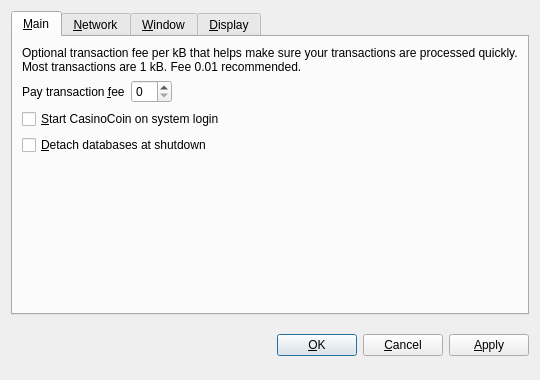
Old version of the form src/qt/forms/optionsdialog.ui in the repository transcoder/CasinoCoin.
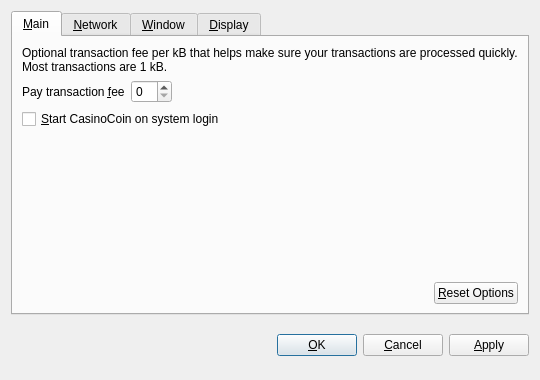
New version of the form. The open tabs and pages were chosen to show the change. Custom widgets are drawn as their Qt base class.

Diff of the .ui file:
```diff
--- a/src/qt/forms/optionsdialog.ui
+++ b/src/qt/forms/optionsdialog.ui
@@ -33,7 +33,7 @@
        <item>
         <widget class="QLabel" name="transactionFeeInfoLabel">
          <property name="text">
-          <string>Optional transaction fee per kB that helps make sure your transactions are processed quickly. Most transactions are 1 kB. Fee 0.01 recommended.</string>
+          <string>Optional transaction fee per kB that helps make sure your transactions are processed quickly. Most transactions are 1 kB.</string>
          </property>
          <property name="textFormat">
           <enum>Qt::PlainText</enum>
@@ -86,16 +86,6 @@
          </property>
         </widget>
        </item>
-       <item>
-        <widget class="QCheckBox" name="detachDatabases">
-         <property name="toolTip">
-          <string>Detach block and address databases at shutdown. This means they can be moved to another data directory, but it slows down shutdown. The wallet is always detached.</string>
-         </property>
-         <property name="text">
-          <string>&amp;Detach databases at shutdown</string>
-         </property>
-        </widget>
-       </item>
        <item>
         <spacer name="verticalSpacer_Main">
          <property name="orientation">
@@ -109,6 +99,36 @@
          </property>
         </spacer>
        </item>
+       <item>
+        <layout class="QHBoxLayout" name="horizontalLayout_2_Main">
+         <item>
+          <spacer name="horizontalSpacer_2_Main">
+           <property name="orientation">
+            <enum>Qt::Horizontal</enum>
+           </property>
+           <property name="sizeHint" stdset="0">
+            <size>
+             <width>40</width>
+             <height>20</height>
+            </size>
+           </property>
+          </spacer>
+         </item>
+         <item>
+          <widget class="QPushButton" name="resetButton">
+           <property name="toolTip">
+            <string>Reset all client options to default.</string>
+           </property>
+           <property name="text">
+            <string>&amp;Reset Options</string>
+           </property>
+           <property name="autoDefault">
+            <bool>false</bool>
+           </property>
+          </widget>
+         </item>
+        </layout>
+       </item>
       </layout>
      </widget>
      <widget class="QWidget" name="tabNetwork">
```
Left out of the diff: 22 changed lines with no effect on the pictures.
